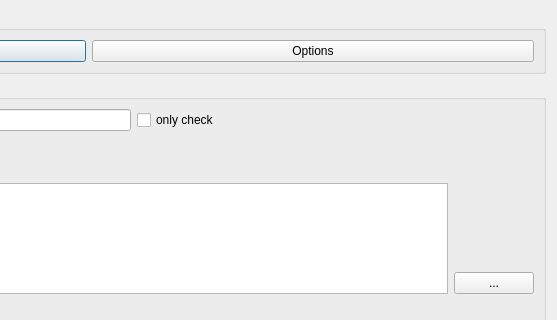
Above: ui/file_manager.ui from Giswater/giswater_qgis_plugin before the change; both pictures show x 379 to 936 and y 0 to 320 of the 936 by 507 pixel window. Below: the same form after it.
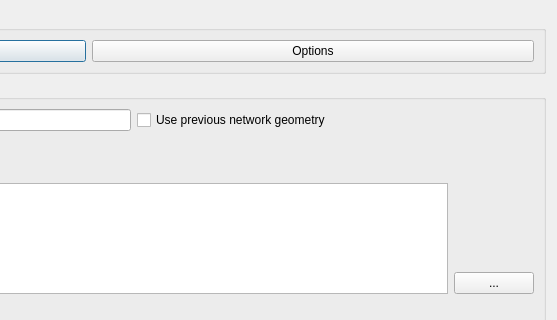
That is the form after the change.

Commit message: Update widget of use existing network geometry

Patch:
```diff
--- a/ui/file_manager.ui
+++ b/ui/file_manager.ui
@@ -106,7 +106,7 @@
           <item>
            <widget class="QCheckBox" name="chk_only_check">
             <property name="text">
-             <string>only check</string>
+             <string>Use previous network geometry</string>
             </property>
            </widget>
           </item>
```
